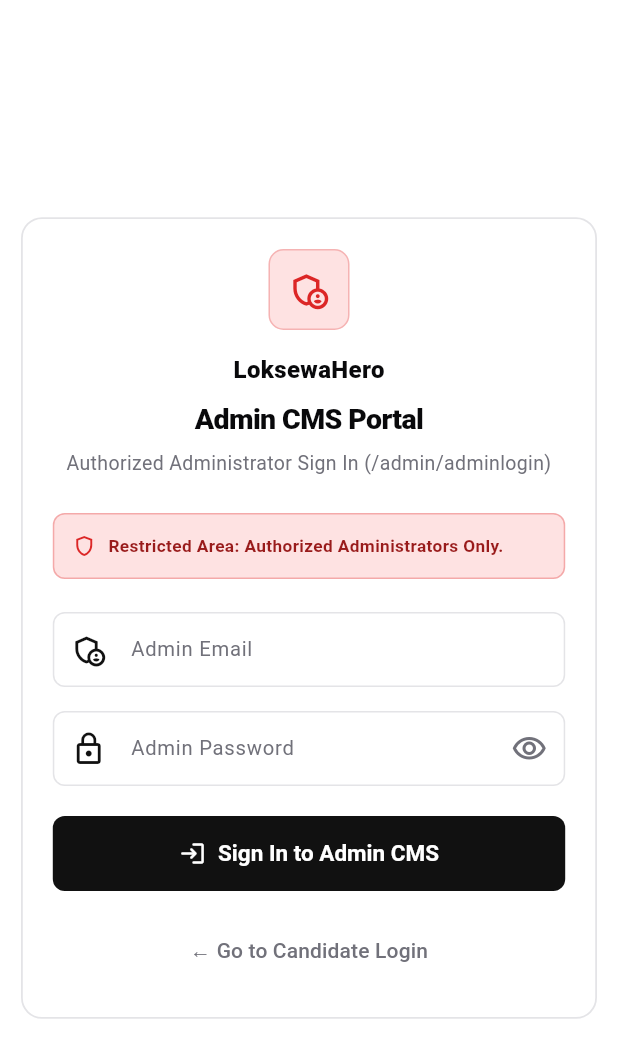
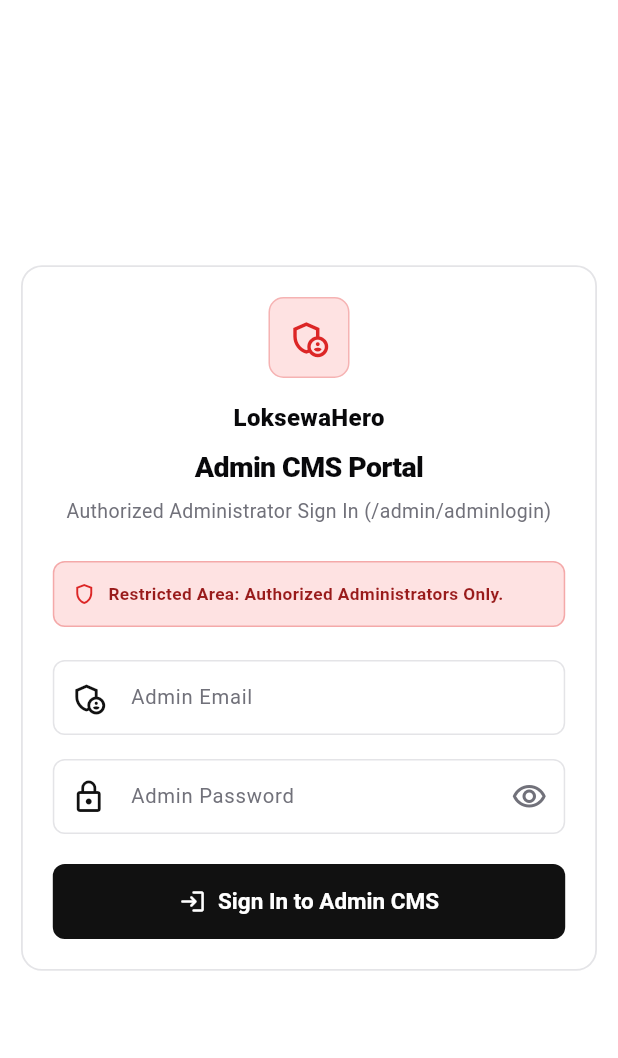
Before and after one commit to rajeevyadavofficial/loksewa-prep-app, a Flutter app: the AdminPage screen opened by its route, after a tap on "Go to Admin Login", on a phone screen of 412 x 824 dp. Shown: the top 1058 px of the screen. Run offline on Flutter 3.47's test engine with Material 3 defaults, Android fonts, the phone set to English and light mode, and no system bars; our stand-ins replace go_router, shared_preferences; missing offline and left inert: dart:html; accounts and stored records are empty.

Commit message:
Remove Candidate View button from Admin panel and strictly separate Candidate and Admin portals

```diff
--- a/lib/data/repositories/providers.dart
+++ b/lib/data/repositories/providers.dart
@@ -29,18 +29,17 @@
   bool _loading = false;
   String? _error;
 
-  /// Active user for Candidate screens (/dashboard, /subscription).
-  /// Falls back to _adminUser if Admin is previewing Candidate View without a separate candidate login.
-  AppUser? get user => _user ?? _adminUser;
+  /// Active user for Candidate screens (/dashboard, /subscription) — strictly Candidate session only.
+  AppUser? get user => _user;
   AppUser? get candidateUser => _user;
-  AppUser? get adminUser => _adminUser ?? (_user?.isAdmin == true ? _user : null);
+  AppUser? get adminUser => _adminUser;
 
-  String? get token => _token ?? _adminToken;
-  String? get adminToken => _adminToken ?? (_user?.isAdmin == true ? _token : null);
+  String? get token => _token;
+  String? get adminToken => _adminToken;
 
-  bool get isLoggedIn => user != null;
+  bool get isLoggedIn => _user != null;
   bool get isCandidateLoggedIn => _user != null;
-  bool get isAdminLoggedIn => adminUser?.isAdmin == true && (adminToken?.isNotEmpty ?? false);
+  bool get isAdminLoggedIn => _adminUser?.isAdmin == true && (_adminToken?.isNotEmpty ?? false);
   bool get initializing => _initializing;
   bool get loading => _loading;
   String? get error => _error;
@@ -255,6 +254,12 @@
         if (forAdminPortal && !isUserAdmin) {
           _loading = false;
           _error = 'Access Denied: This portal is restricted to Administrators only.';
+          notifyListeners();
+          return _error;
+        }
+        if (!forAdminPortal && isUserAdmin) {
+          _loading = false;
+          _error = 'Admin accounts cannot sign in to Candidate View. Please use /admin/adminlogin.';
           notifyListeners();
           return _error;
         }
--- a/lib/features/admin/admin_page.dart
+++ b/lib/features/admin/admin_page.dart
@@ -959,21 +959,6 @@
               context.read<QuestionProvider>().loadAll(forceRefresh: true);
               _fetchAdminStats();
             },
-          ),
-          Padding(
-            padding: const EdgeInsets.only(right: 6),
-            child: OutlinedButton.icon(
-              icon: const Icon(Icons.arrow_back_rounded, color: AppTheme.primaryColor, size: 16),
-              label: Text(
-                isMobile ? 'App' : 'Candidate View',
-                style: const TextStyle(color: AppTheme.textPrimary, fontSize: 12.5, fontWeight: FontWeight.w700),
-              ),
-              onPressed: () => GoRouter.of(context).go(AppConstants.routeDashboard),
-              style: OutlinedButton.styleFrom(
-                side: const BorderSide(color: AppTheme.divider),
-                padding: EdgeInsets.symmetric(horizontal: isMobile ? 10 : 14, vertical: 8),
-              ),
-            ),
           ),
           IconButton(
             icon: const Icon(Icons.logout_rounded, color: AppTheme.iconRed, size: 20),
--- a/lib/features/auth/auth_pages.dart
+++ b/lib/features/auth/auth_pages.dart
@@ -353,11 +353,6 @@
                         );
                       },
                     ),
-                    const SizedBox(height: 16),
-                    TextButton(
-                      onPressed: _isSubmitting ? null : () => context.go(AppConstants.routeLogin),
-                      child: const Text('← Go to Candidate Login', style: TextStyle(color: AppTheme.textMuted)),
-                    ),
                   ],
                 ),
               ),
```
Also changed, not shown: 2 other files.
